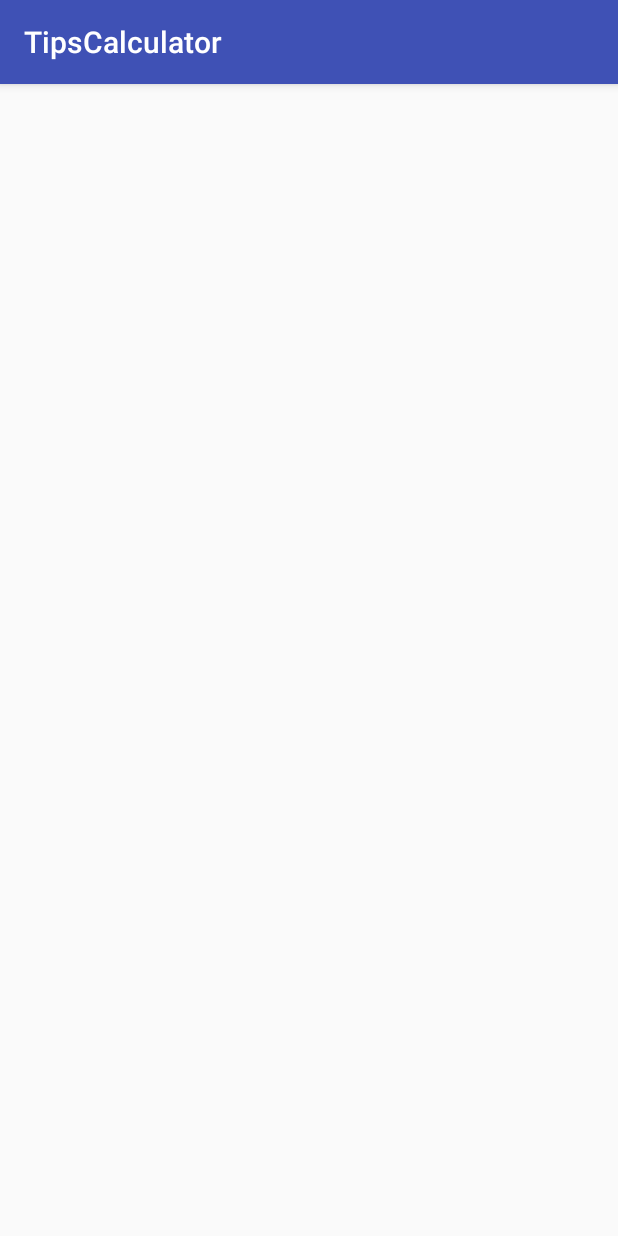
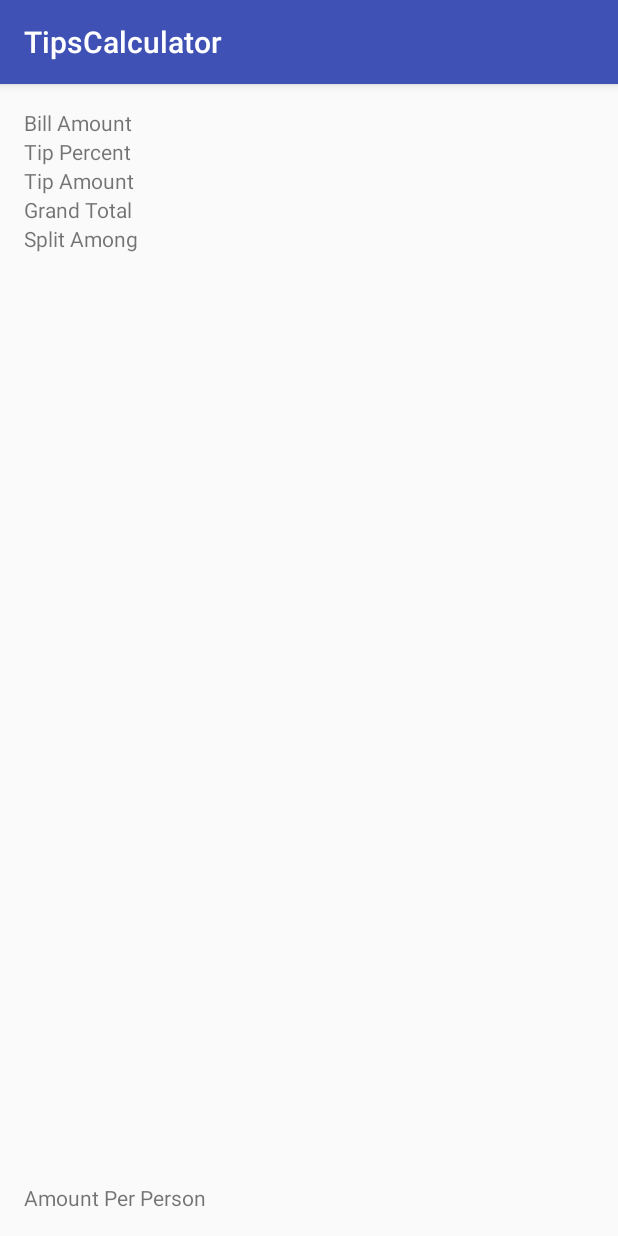
Before and after one commit to wolfishflow/TipsCalculator, an Android app: the screen it shows after launch (MainActivity), on a phone screen of 412 x 824 dp. Run offline under Robolectric (Android 15) with nearby library versions, the phone set to English and light mode, and no system bars.

Commit message:
Adding TextViews
Added Multiple TextViews

```diff
--- a/app/src/main/res/layout/activity_main.xml
+++ b/app/src/main/res/layout/activity_main.xml
@@ -1,5 +1,5 @@
 <?xml version="1.0" encoding="utf-8"?>
-<RelativeLayout
+<GridLayout
     xmlns:android="http://schemas.android.com/apk/res/android"
     xmlns:tools="http://schemas.android.com/tools"
     android:layout_width="match_parent"
@@ -10,4 +10,52 @@
     android:paddingTop="@dimen/activity_vertical_margin"
     tools:context="com.example.xcode.tipscalculator.MainActivity">
 
-</RelativeLayout>
+    <TextView
+        android:layout_width="wrap_content"
+        android:layout_height="wrap_content"
+        android:text="@string/billAmount"
+        android:id="@+id/tvBillAmount"
+        android:layout_row="1"
+        android:layout_column="0"/>
+
+    <TextView
+        android:layout_width="wrap_content"
+        android:layout_height="wrap_content"
+        android:text="@string/tipPercent"
+        android:id="@+id/tvTipPercent"
+        android:layout_row="3"
+        android:layout_column="0"/>
+
+    <TextView
+        android:layout_width="wrap_content"
+        android:layout_height="wrap_content"
+        android:text="@string/tipAmount"
+        android:id="@+id/tvTipAmount"
+        android:layout_row="5"
+        android:layout_column="0"/>
+
+    <TextView
+        android:layout_width="wrap_content"
+        android:layout_height="wrap_content"
+        android:text="@string/grandTotal"
+        android:id="@+id/tvGrandTotal"
+        android:layout_row="7"
+        android:layout_column="0"/>
+
+    <TextView
+        android:layout_width="wrap_content"
+        android:layout_height="wrap_content"
+        android:text="@string/splitAmong"
+        android:id="@+id/tvsplitAmong"
+        android:layout_row="9"
+        android:layout_column="0"/>
+
+    <TextView
+        android:layout_width="wrap_content"
+        android:layout_height="wrap_content"
+        android:text="@string/amountPer"
+        android:id="@+id/tvAmountPer"
+        android:layout_row="11"
+        android:layout_column="0"/>
+
+</GridLayout>
--- a/app/src/main/res/values/strings.xml
+++ b/app/src/main/res/values/strings.xml
@@ -1,3 +1,9 @@
 <resources>
     <string name="app_name">TipsCalculator</string>
+    <string name="tipAmount">Tip Amount</string>
+    <string name="tipPercent">Tip Percent</string>
+    <string name="billAmount">Bill Amount</string>
+    <string name="grandTotal">Grand Total</string>
+    <string name="splitAmong">Split Among</string>
+    <string name="amountPer">Amount Per Person</string>
 </resources>
```
